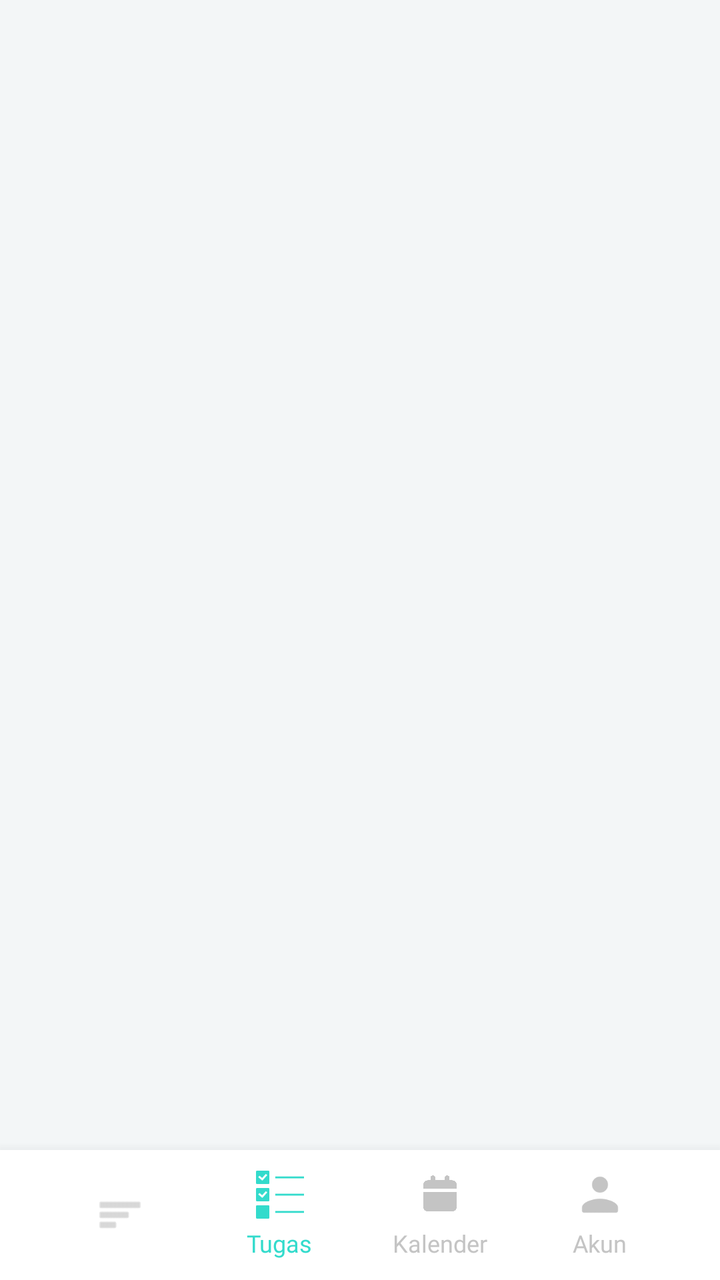
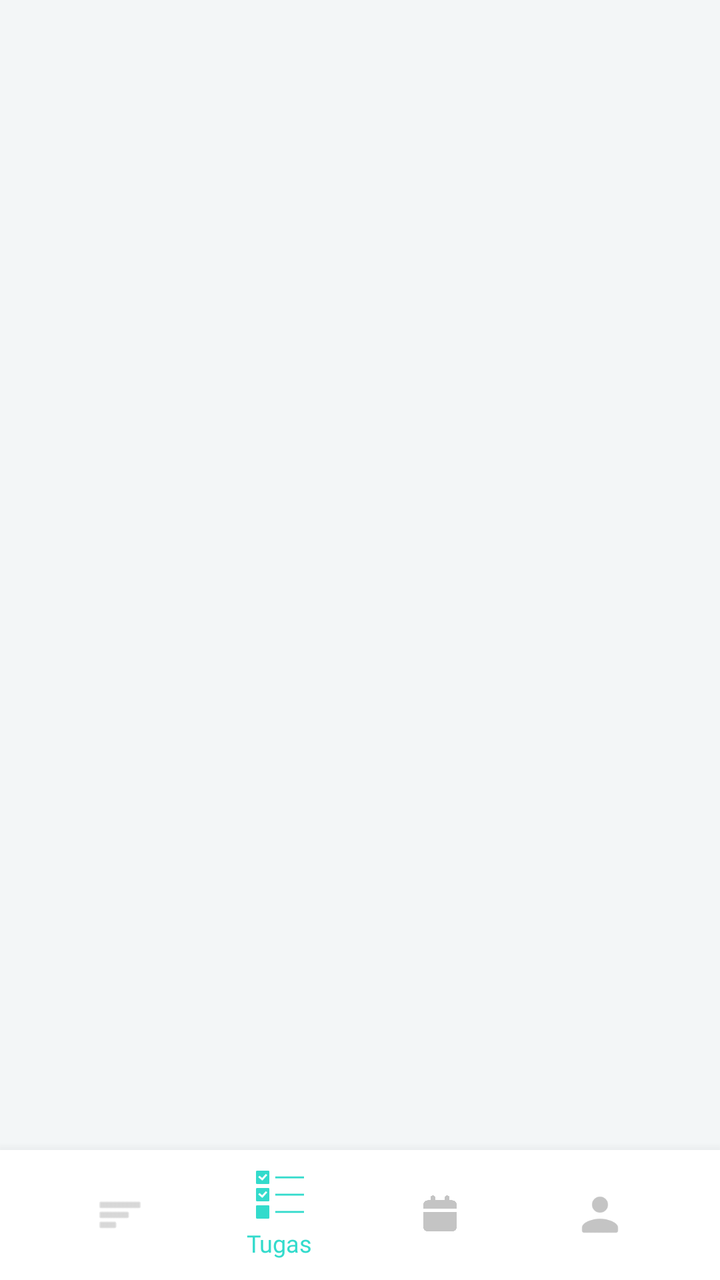

Compare the two renders of this Android layout. The source of the first and the diff that turns it into the second are given below.
<!-- AndroidManifest.xml: application theme Theme.Todolist -->
<!-- res/layout/activity_main.xml -->
<?xml version="1.0" encoding="utf-8"?>
<androidx.constraintlayout.widget.ConstraintLayout
    xmlns:android="http://schemas.android.com/apk/res/android"
    xmlns:app="http://schemas.android.com/apk/res-auto"
    android:layout_width="match_parent"
    android:layout_height="match_parent"
    android:background="#F3F6F7">

    <FrameLayout
        android:id="@+id/fragment_container"
        android:layout_width="match_parent"
        android:layout_height="0dp"
        app:layout_constraintTop_toTopOf="parent"
        app:layout_constraintBottom_toTopOf="@id/bottomNav" />

    <LinearLayout
        android:id="@+id/bottomNav"
        android:layout_width="match_parent"
        android:layout_height="65dp"
        android:background="#FFFFFF"
        android:elevation="10dp"
        android:gravity="center"
        android:orientation="horizontal"
        android:paddingHorizontal="20dp"
        app:layout_constraintBottom_toBottomOf="parent">

        <LinearLayout
            android:id="@+id/navSort"
            android:layout_width="0dp"
            android:layout_height="wrap_content"
            android:layout_weight="1"
            android:gravity="center"
            android:orientation="vertical">
            <ImageView
                android:layout_width="24dp"
                android:layout_height="24dp"
                android:src="@android:drawable/ic_menu_sort_by_size"
                app:tint="#BDBDBD"/>
        </LinearLayout>

        <LinearLayout
            android:id="@+id/navTugas"
            android:layout_width="0dp"
            android:layout_height="wrap_content"
            android:layout_weight="1"
            android:gravity="center"
            android:orientation="vertical">
            <ImageView
                android:layout_width="24dp"
                android:layout_height="24dp"
                android:src="@drawable/task"
                app:tint="#33dbcc"/>
            <TextView
                android:layout_width="wrap_content"
                android:layout_height="wrap_content"
                android:layout_marginTop="4dp"
                android:text="Tugas"
                android:textColor="#33dbcc"
                android:fontFamily="@font/robotomedium"
                android:textSize="12sp"/>
        </LinearLayout>

        <LinearLayout
            android:id="@+id/navKalender"
            android:layout_width="0dp"
            android:layout_height="wrap_content"
            android:layout_weight="1"
            android:gravity="center"
            android:orientation="vertical">
            <ImageView
                android:layout_width="24dp"
                android:layout_height="24dp"
                android:src="@drawable/calender"
                app:tint="#C4C4C4"/>
            <TextView
                android:layout_width="wrap_content"
                android:layout_height="wrap_content"
                android:layout_marginTop="4dp"
                android:text="Kalender"
                android:textColor="#C4C4C4"
                android:fontFamily="@font/robotomedium"
                android:textSize="12sp"/>
        </LinearLayout>

        <LinearLayout
            android:id="@+id/navAkun"
            android:layout_width="0dp"
            android:layout_height="wrap_content"
            android:layout_weight="1"
            android:gravity="center"
            android:orientation="vertical">
            <ImageView
                android:layout_width="24dp"
                android:layout_height="24dp"
                android:src="@drawable/user"
                app:tint="#C4C4C4"/>
            <TextView
                android:layout_width="wrap_content"
                android:layout_height="wrap_content"
                android:layout_marginTop="4dp"
                android:text="Akun"
                android:textColor="#C4C4C4"
                android:fontFamily="@font/robotomedium"
                android:textSize="12sp"/>
        </LinearLayout>
    </LinearLayout>
</androidx.constraintlayout.widget.ConstraintLayout>
<!-- resources referenced by this layout -->
<resources>
  <!-- drawable calender: png bitmap (drawable, 12905 bytes) -->
  <!-- drawable task: png bitmap (drawable, 706 bytes) -->
  <!-- drawable user: png bitmap (drawable, 1003 bytes) -->
  <style name="Theme.Todolist" parent="Base.Theme.Todolist" />
  <style name="Base.Theme.Todolist" parent="Theme.Material3.DayNight.NoActionBar">
          
          
      </style>
</resources>

<!-- the commit's change to res/layout/activity_main.xml (unified diff, before → after) -->
@@ -46,18 +46,21 @@
             android:gravity="center"
             android:orientation="vertical">
             <ImageView
+                android:id="@+id/iconTugas"
                 android:layout_width="24dp"
                 android:layout_height="24dp"
                 android:src="@drawable/task"
                 app:tint="#33dbcc"/>
             <TextView
+                android:id="@+id/textTugas"
                 android:layout_width="wrap_content"
                 android:layout_height="wrap_content"
                 android:layout_marginTop="4dp"
                 android:text="Tugas"
                 android:textColor="#33dbcc"
-                android:fontFamily="@font/robotomedium"
-                android:textSize="12sp"/>
+                android:fontFamily="@font/robotosemibold"
+                android:textSize="12sp"
+                android:visibility="visible"/>
         </LinearLayout>
 
         <LinearLayout
@@ -68,18 +71,21 @@
             android:gravity="center"
             android:orientation="vertical">
             <ImageView
+                android:id="@+id/iconKalender"
                 android:layout_width="24dp"
                 android:layout_height="24dp"
                 android:src="@drawable/calender"
                 app:tint="#C4C4C4"/>
             <TextView
+                android:id="@+id/textKalender"
                 android:layout_width="wrap_content"
                 android:layout_height="wrap_content"
                 android:layout_marginTop="4dp"
                 android:text="Kalender"
-                android:textColor="#C4C4C4"
-                android:fontFamily="@font/robotomedium"
-                android:textSize="12sp"/>
+                android:textColor="#33dbcc"
+                android:fontFamily="@font/robotosemibold"
+                android:textSize="12sp"
+                android:visibility="gone"/>
         </LinearLayout>
 
         <LinearLayout
@@ -90,18 +96,21 @@
             android:gravity="center"
             android:orientation="vertical">
             <ImageView
+                android:id="@+id/iconAkun"
                 android:layout_width="24dp"
                 android:layout_height="24dp"
                 android:src="@drawable/user"
                 app:tint="#C4C4C4"/>
             <TextView
+                android:id="@+id/textAkun"
                 android:layout_width="wrap_content"
                 android:layout_height="wrap_content"
                 android:layout_marginTop="4dp"
                 android:text="Akun"
-                android:textColor="#C4C4C4"
-                android:fontFamily="@font/robotomedium"
-                android:textSize="12sp"/>
+                android:textColor="#33dbcc"
+                android:fontFamily="@font/robotosemibold"
+                android:textSize="12sp"
+                android:visibility="gone"/>
         </LinearLayout>
     </LinearLayout>
 </androidx.constraintlayout.widget.ConstraintLayout>
